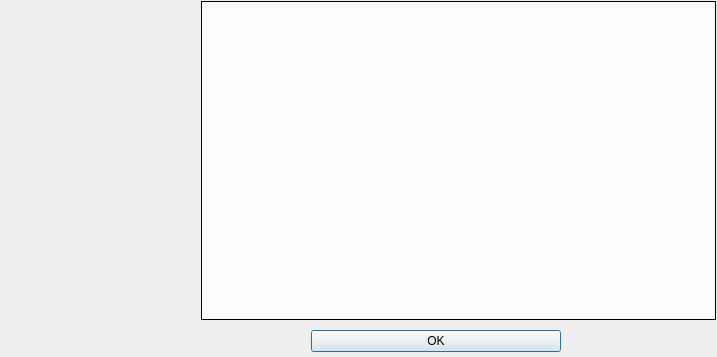
Before: the Qt Designer form src/klfaboutdialog.ui in CryFeiFei/klatexformula, drawn with Qt 5.
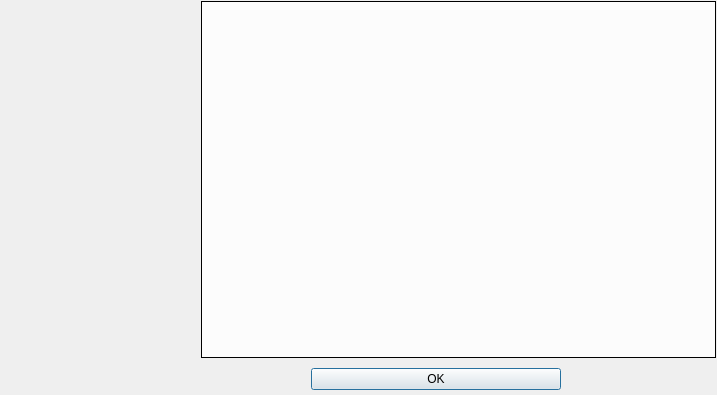
After: the same form once the commit is applied. Icons and pictures are not drawn.

The edit to the form file:
```diff
--- a/src/klfaboutdialog.ui
+++ b/src/klfaboutdialog.ui
@@ -10,7 +10,7 @@
     <x>0</x>
     <y>0</y>
     <width>717</width>
-    <height>357</height>
+    <height>395</height>
    </rect>
   </property>
   <property name="windowTitle">
```
